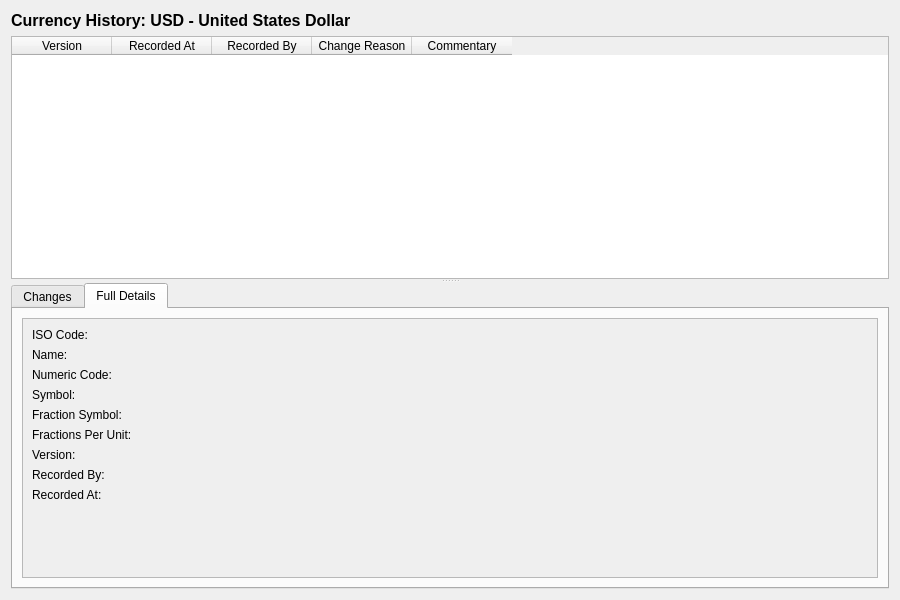
The window that projects/ores.qt/ui/CurrencyHistoryDialog.ui (OreStudio/OreStudio) describes before a commit, drawn with Qt 5.
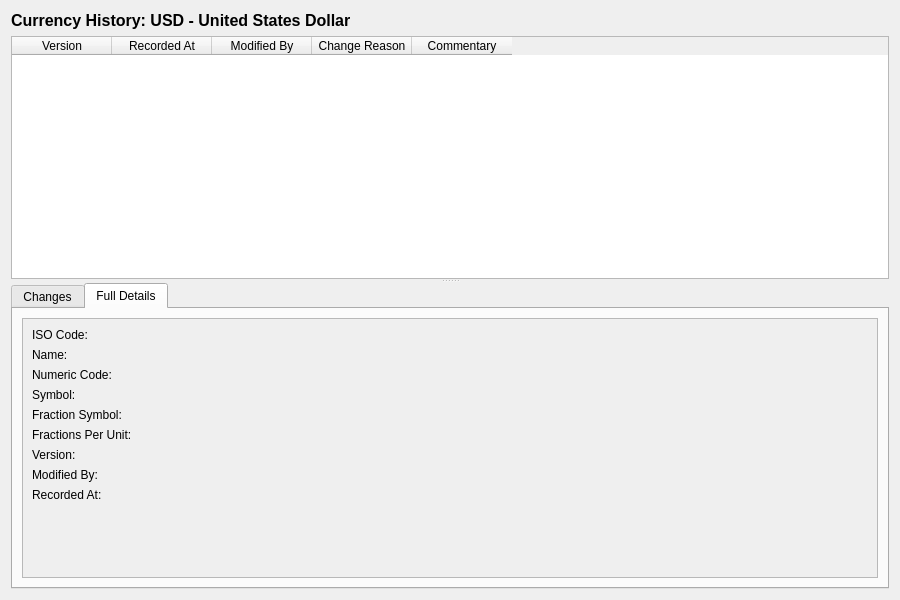
The same window after the commit. The open tabs and pages were chosen to show the change.

Commit message: [protocol] Fix audit trail metadata: rename recorded_by, remove from wire format

The edit to the form file:
```diff
--- a/projects/ores.qt/ui/CurrencyHistoryDialog.ui
+++ b/projects/ores.qt/ui/CurrencyHistoryDialog.ui
@@ -63,7 +63,7 @@
       </column>
       <column>
        <property name="text">
-        <string>Recorded By</string>
+        <string>Modified By</string>
        </property>
       </column>
       <column>
@@ -255,7 +255,7 @@
                <item row="7" column="0">
                 <widget class="QLabel" name="recordedByLabel">
                  <property name="text">
-                  <string>Recorded By:</string>
+                  <string>Modified By:</string>
                  </property>
                 </widget>
                </item>
```
Left out of the diff: 4 changed lines with no effect on the pictures. The commit also changes 473 other files.
